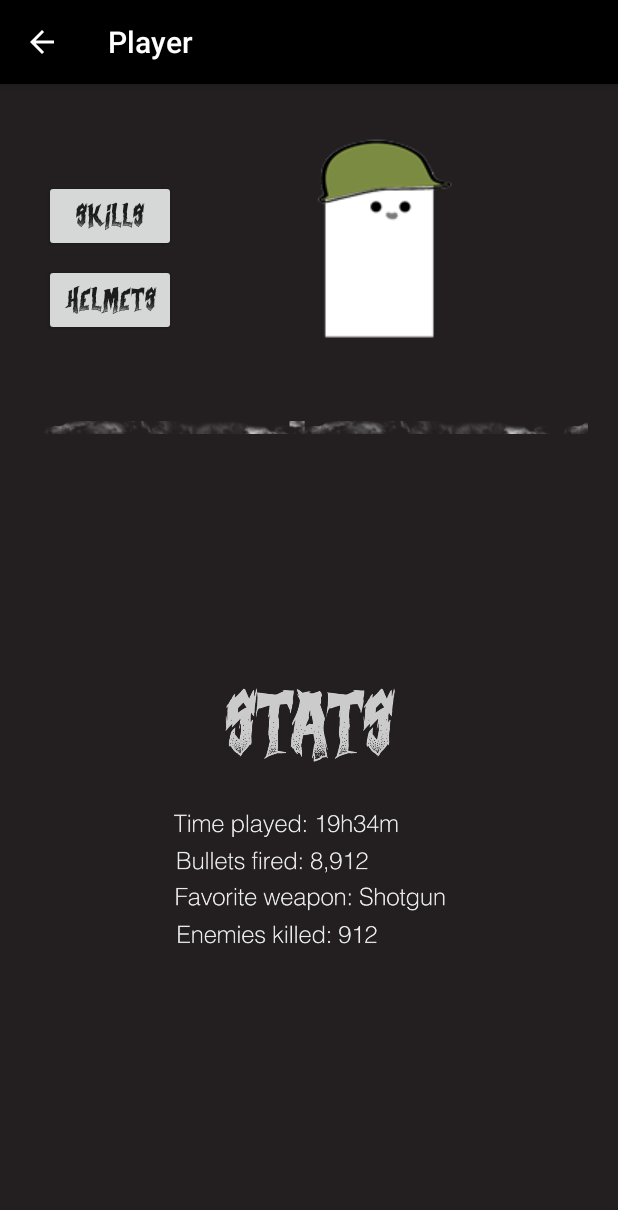
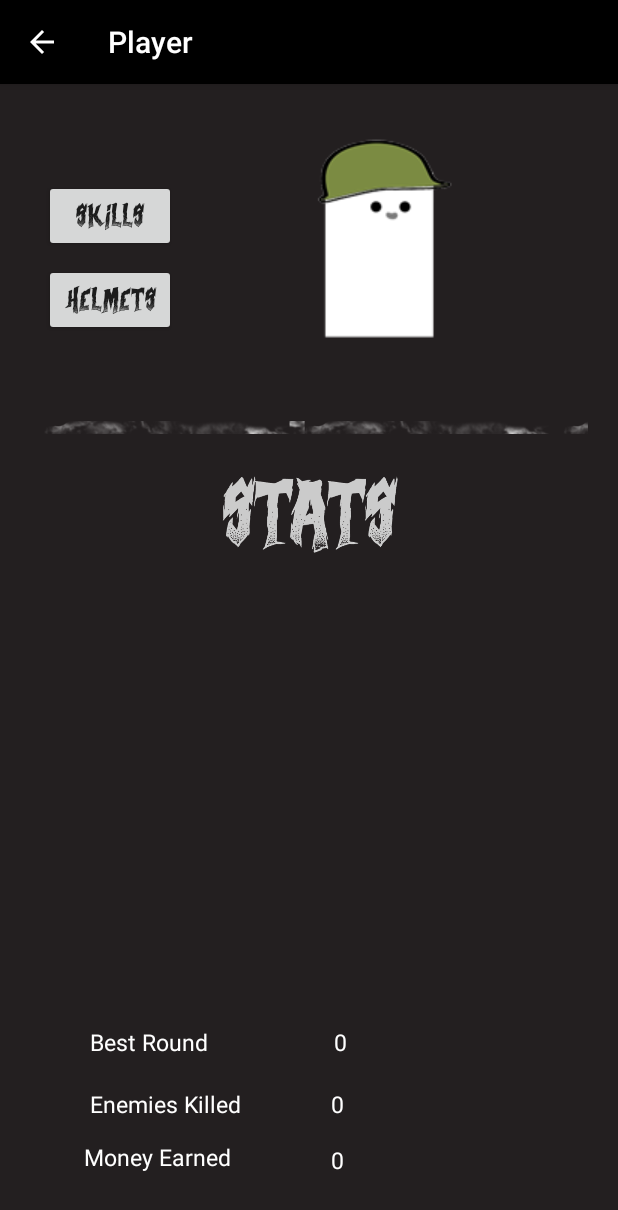
Before and after one commit to bigmonte/NecromancyCompanionApp, an Android app: the PlayerInfoActivity screen opened directly, with no data from a screen before it, on a phone screen of 412 x 824 dp. Shown: the top 1210 px of the screen. Run offline under Robolectric (Android 15) with nearby library versions, the light colour scheme and no system bars.

Commit message:
added some stats to player info [GETING FROM API]

```diff
--- a/app/src/main/java/com/portalmafia/androidcardgame/PlayerInfoActivity.java
+++ b/app/src/main/java/com/portalmafia/androidcardgame/PlayerInfoActivity.java
@@ -10,6 +10,7 @@ import android.os.Bundle;
 import android.view.View;
 import android.widget.Button;
 import android.widget.ImageView;
+import android.widget.TextView;
 
 import org.json.JSONObject;
 
@@ -19,16 +20,21 @@ import java.io.InputStream;
 import java.io.InputStreamReader;
 import java.net.HttpURLConnection;
 import java.net.URL;
+import java.util.Locale;
 import java.util.Random;
 
 public class PlayerInfoActivity extends AppCompatActivity {
 
     Class[] ActivitiesClass = new Class[2];
     Intent[] intents = new Intent[2];
+
+    NecromancyData necromancyData;
+
     Typeface font;
 
     Button ManageHats, ManageSkills;
-    NecromancyData necromancyData;
+
+    TextView BestRoundResultText, EnemiesKilledResultText, MoneyEarnedResultText;
 
     String username, password;
 
@@ -52,9 +58,16 @@ public class PlayerInfoActivity extends AppCompatActivity {
         ActivitiesClass[1] = ManageHatsActivity.class;
         font = Typeface.createFromAsset(getAssets(), "fonts/curse.ttf");
 
-
+        // buttons
         ManageSkills = findViewById(R.id.button_player_manageSkills);
         ManageHats = findViewById(R.id.button_player_manageHats);
+
+        // text Results
+
+        BestRoundResultText = findViewById(R.id.BestRoundResult);
+        EnemiesKilledResultText = findViewById(R.id.EnemiesKilledResult);
+        MoneyEarnedResultText = findViewById(R.id.MoneyEarnedResult);
+
 
         ManageSkills.setTypeface(font);
         ManageHats.setTypeface(font);
@@ -126,10 +139,9 @@ public class PlayerInfoActivity extends AppCompatActivity {
         @Override
         protected void onPostExecute(String result) {
 
-            int SkillDamage = 0;
-            int SkillVelocity = 0;
-            int SkillExtraHealth = 0;
-            int SkillReloadTime = 0;
+            int BestRound = 0;
+            int EnemiesKilled = 0;
+            int MoneyEarned = 0;
 
 
 
@@ -139,17 +151,17 @@ public class PlayerInfoActivity extends AppCompatActivity {
                 JSONObject dataObj = accountObj.getJSONObject("data");
 
 
-                SkillDamage = dataObj.getInt("SkillDamage");
-                SkillVelocity = dataObj.getInt("SkillVelocity");
-                SkillExtraHealth = dataObj.getInt("SkillExtraHealth");
-                SkillReloadTime = dataObj.getInt("SkillReloadTime");
+                BestRound = dataObj.getInt("BestRound");
+                EnemiesKilled = dataObj.getInt("EnemiesKilled");
+                MoneyEarned = dataObj.getInt("MoneyEarned");
 
-                necromancyData.SetSkillDamage(SkillDamage);
-                necromancyData.SetSkillVelocity(SkillVelocity);
-                necromancyData.SetSkillExtraHealth(SkillExtraHealth);
-                necromancyData.SetSkillReloadTime(SkillReloadTime);
+                necromancyData.SetBestRound(BestRound);
+                necromancyData.SetEnemiesKilled(EnemiesKilled);
+                necromancyData.SetMoneyEarned(MoneyEarned);
 
-
+                BestRoundResultText.setText(String.format(Locale.US,"%d", BestRound));
+                EnemiesKilledResultText.setText(String.format(Locale.US,"%d", EnemiesKilled));
+                MoneyEarnedResultText.setText(String.format(Locale.US,"%d", MoneyEarned));
 
 
             } catch (Exception e) {
--- a/app/src/main/res/layout/activity_main.xml
+++ b/app/src/main/res/layout/activity_main.xml
@@ -115,24 +115,12 @@
     <ImageButton
         android:id="@+id/openGiftButton"
         android:layout_width="236dp"
-        android:layout_height="74dp"
-        android:layout_marginEnd="8dp"
-        android:layout_marginStart="8dp"
-        android:layout_marginTop="16dp"
-        android:background="@null"
-        android:src="@drawable/dailyreward"
-        app:layout_constraintEnd_toEndOf="parent"
-        app:layout_constraintStart_toStartOf="parent"
-        app:layout_constraintTop_toBottomOf="@+id/imageView6" />
-
-    <ImageView
-        android:id="@+id/imageView6"
-        android:layout_width="242dp"
-        android:layout_height="88dp"
+        android:layout_height="194dp"
         android:layout_marginEnd="8dp"
         android:layout_marginStart="8dp"
         android:layout_marginTop="8dp"
-        android:src="@drawable/companionapptitle"
+        android:background="@null"
+        android:src="@drawable/dailyreward"
         app:layout_constraintEnd_toEndOf="parent"
         app:layout_constraintStart_toStartOf="parent"
         app:layout_constraintTop_toBottomOf="@+id/linearLayout5" />
--- a/app/src/main/res/layout/activity_player_info.xml
+++ b/app/src/main/res/layout/activity_player_info.xml
@@ -94,16 +94,101 @@
     <ImageView
         android:id="@+id/imageView9"
         android:layout_width="187dp"
-        android:layout_height="181dp"
+        android:layout_height="61dp"
         android:layout_marginBottom="8dp"
         android:layout_marginEnd="8dp"
         android:layout_marginStart="8dp"
-        android:layout_marginTop="8dp"
+        android:layout_marginTop="16dp"
         android:src="@drawable/stats"
         app:layout_constraintBottom_toBottomOf="parent"
         app:layout_constraintEnd_toEndOf="parent"
+        app:layout_constraintHorizontal_bias="0.502"
         app:layout_constraintStart_toStartOf="parent"
-        app:layout_constraintTop_toBottomOf="@+id/imageView8" />
+        app:layout_constraintTop_toBottomOf="@+id/imageView8"
+        app:layout_constraintVertical_bias="0.01" />
+
+    <TextView
+        android:id="@+id/BestRoundLabel"
+        android:layout_width="79dp"
+        android:layout_height="25dp"
+        android:layout_marginStart="40dp"
+        android:text="Best Round"
+        android:textColor="@android:color/white"
+        android:textSize="15dp"
+        app:layout_constraintStart_toStartOf="parent"
+        app:layout_constraintTop_toTopOf="@+id/BestRoundResult" />
+
+    <TextView
+        android:id="@+id/EnemiesKilledLabel"
+        android:layout_width="wrap_content"
+        android:layout_height="wrap_content"
+        android:layout_marginStart="40dp"
+        android:text="Enemies Killed"
+        android:textColor="@android:color/white"
+        android:textSize="15dp"
+        app:layout_constraintStart_toStartOf="parent"
+        app:layout_constraintTop_toTopOf="@+id/EnemiesKilledResult" />
+
+    <TextView
+        android:id="@+id/MoneyEarnedLabel"
+        android:layout_width="wrap_content"
+        android:layout_height="wrap_content"
+        android:layout_marginBottom="24dp"
+        android:layout_marginStart="36dp"
+        android:text="Money Earned"
+        android:textColor="@android:color/white"
+        android:textSize="15dp"
+        app:layout_constraintBottom_toBottomOf="parent"
+        app:layout_constraintStart_toStartOf="parent"
+        app:layout_constraintTop_toTopOf="@+id/MoneyEarnedResult" />
+
+    <TextView
+        android:id="@+id/BestRoundResult"
+        android:layout_width="wrap_content"
+        android:layout_height="wrap_content"
+        android:layout_marginBottom="20dp"
+        android:layout_marginEnd="8dp"
+        android:layout_marginStart="8dp"
+        android:layout_marginTop="8dp"
+        android:text="0"
+        android:textColor="@android:color/white"
+        android:textSize="15dp"
+        app:layout_constraintBottom_toTopOf="@+id/EnemiesKilledResult"
+        app:layout_constraintEnd_toEndOf="parent"
+        app:layout_constraintHorizontal_bias="0.331"
+        app:layout_constraintStart_toEndOf="@+id/BestRoundLabel"
+        app:layout_constraintTop_toBottomOf="@+id/imageView9"
+        app:layout_constraintVertical_bias="1.0" />
+
+    <TextView
+        android:id="@+id/EnemiesKilledResult"
+        android:layout_width="wrap_content"
+        android:layout_height="wrap_content"
+        android:layout_marginBottom="16dp"
+        android:layout_marginEnd="8dp"
+        android:layout_marginStart="8dp"
+        android:text="0"
+        android:textColor="@android:color/white"
+        android:textSize="15dp"
+        app:layout_constraintBottom_toTopOf="@+id/MoneyEarnedResult"
+        app:layout_constraintEnd_toEndOf="parent"
+        app:layout_constraintHorizontal_bias="0.252"
+        app:layout_constraintStart_toEndOf="@+id/EnemiesKilledLabel" />
+
+    <TextView
+        android:id="@+id/MoneyEarnedResult"
+        android:layout_width="wrap_content"
+        android:layout_height="wrap_content"
+        android:layout_marginBottom="20dp"
+        android:layout_marginEnd="8dp"
+        android:layout_marginStart="8dp"
+        android:text="0"
+        android:textColor="@android:color/white"
+        android:textSize="15dp"
+        app:layout_constraintBottom_toBottomOf="parent"
+        app:layout_constraintEnd_toEndOf="parent"
+        app:layout_constraintHorizontal_bias="0.274"
+        app:layout_constraintStart_toEndOf="@+id/MoneyEarnedLabel" />
 
 
 </android.support.constraint.ConstraintLayout>
```
Also changed, not shown: app/src/main/res/drawable/dailyreward.png, app/src/main/res/drawable/stats.png.
